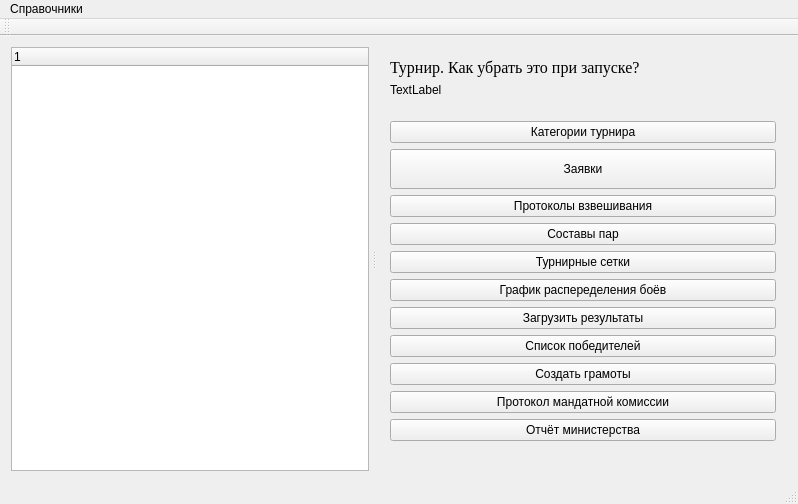
Old version of the form TournamentManager/mainwindow.ui in the repository BarsukAlexey/xelarogi.
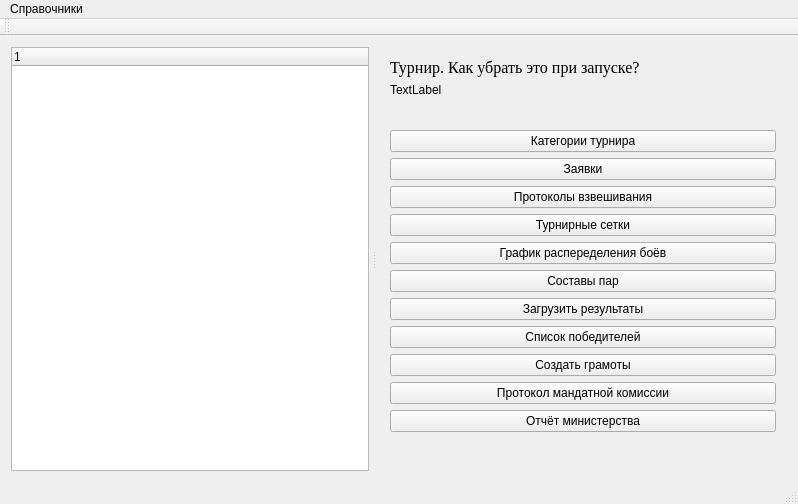
New version of the form. The open tabs and pages were chosen to show the change.

```diff
--- a/TournamentManager/mainwindow.ui
+++ b/TournamentManager/mainwindow.ui
@@ -194,7 +194,7 @@
            <item>
             <widget class="QPushButton" name="createOrdersBtn">
              <property name="sizePolicy">
-              <sizepolicy hsizetype="Minimum" vsizetype="Expanding">
+              <sizepolicy hsizetype="Minimum" vsizetype="Fixed">
                <horstretch>0</horstretch>
                <verstretch>0</verstretch>
               </sizepolicy>
@@ -202,7 +202,7 @@
              <property name="minimumSize">
               <size>
                <width>0</width>
-               <height>40</height>
+               <height>0</height>
               </size>
              </property>
              <property name="text">
@@ -217,13 +217,6 @@
              </property>
             </widget>
            </item>
-           <item>
-            <widget class="QPushButton" name="pushButtonPair">
-             <property name="text">
-              <string>Составы пар</string>
-             </property>
-            </widget>
-           </item>
            <item>
             <widget class="QPushButton" name="pushButtonGrid">
              <property name="text">
@@ -238,6 +231,13 @@
              </property>
             </widget>
            </item>
+           <item>
+            <widget class="QPushButton" name="pushButtonPair">
+             <property name="text">
+              <string>Составы пар</string>
+             </property>
+            </widget>
+           </item>
            <item>
             <widget class="QPushButton" name="pushButtonLoadWinner">
              <property name="text">
```
